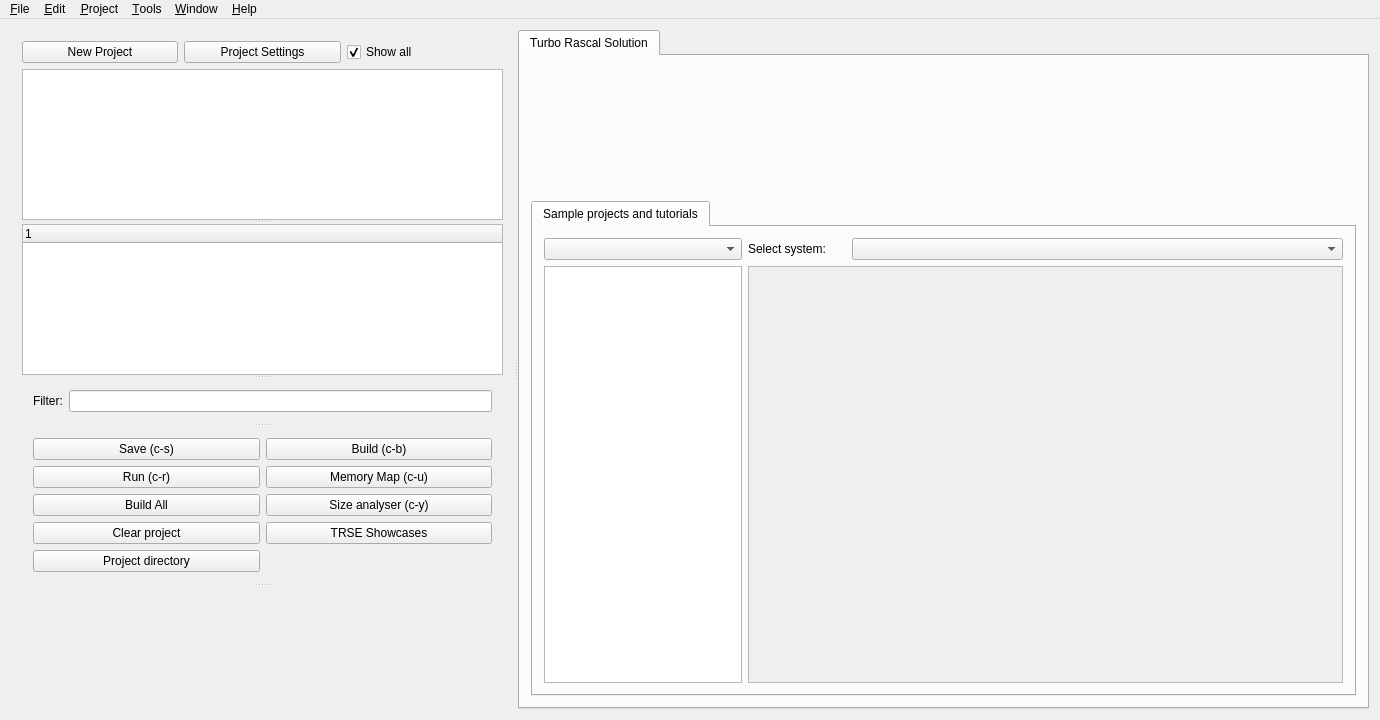
Old version of the form mainwindow.ui in the repository leuat/TRSE.
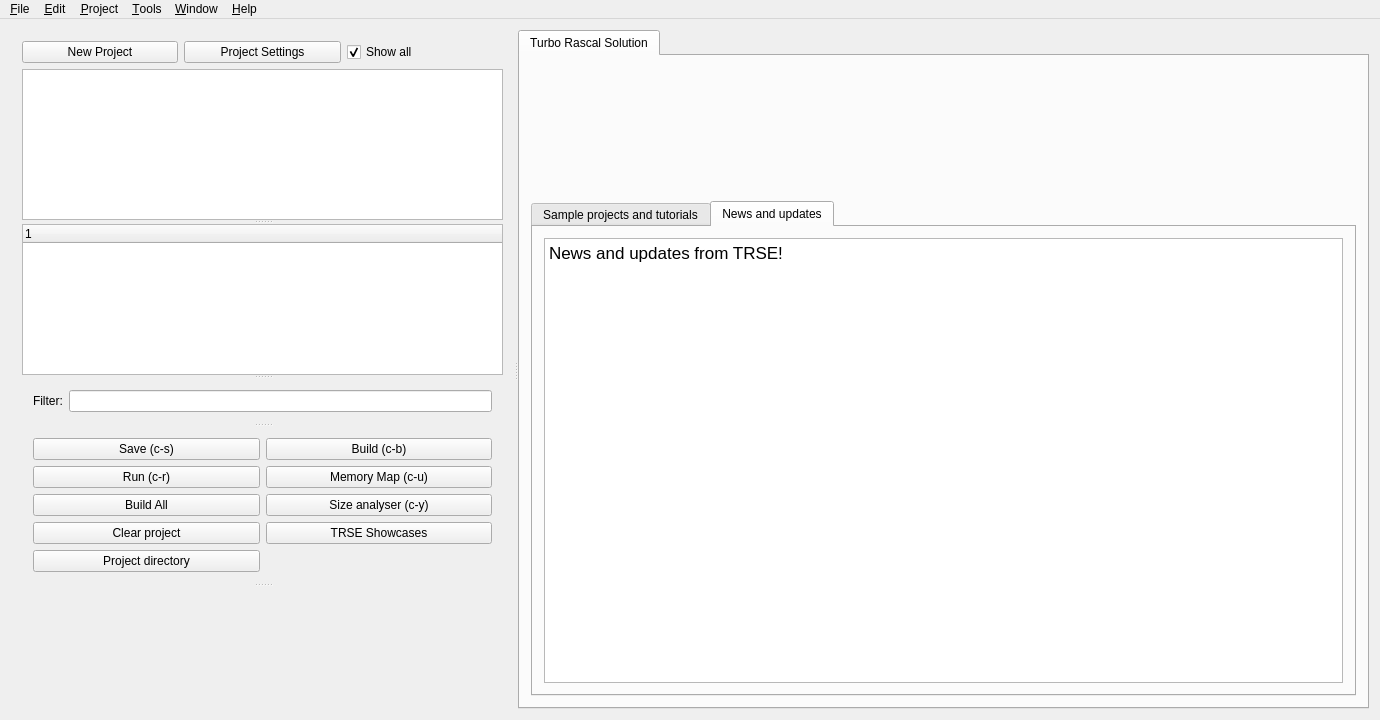
New version of the form. The open tabs and pages were chosen to show the change. Icons and pictures are not drawn. Custom widgets are drawn as their Qt base class.

The edit to the form file:
```diff
--- a/mainwindow.ui
+++ b/mainwindow.ui
@@ -441,6 +441,25 @@
              </item>
             </layout>
            </widget>
+           <widget class="QWidget" name="NewsAndUpdates">
+            <attribute name="title">
+             <string>News and updates</string>
+            </attribute>
+            <layout class="QGridLayout" name="gridLayout_9">
+             <item row="0" column="0">
+              <widget class="QTextBrowser" name="txtNews">
+               <property name="html">
+                <string>&lt;!DOCTYPE HTML PUBLIC &quot;-//W3C//DTD HTML 4.0//EN&quot; &quot;http://www.w3.org/TR/REC-html40/strict.dtd&quot;&gt;
+&lt;html&gt;&lt;head&gt;&lt;meta name=&quot;qrichtext&quot; content=&quot;1&quot; /&gt;&lt;meta charset=&quot;utf-8&quot; /&gt;&lt;style type=&quot;text/css&quot;&gt;
+p, li { white-space: pre-wrap; }
+hr { height: 1px; border-width: 0; }
+&lt;/style&gt;&lt;/head&gt;&lt;body style=&quot; font-family:'.AppleSystemUIFont'; font-size:13pt; font-weight:400; font-style:normal;&quot;&gt;
+&lt;p style=&quot; margin-top:0px; margin-bottom:0px; margin-left:0px; margin-right:0px; -qt-block-indent:0; text-indent:0px;&quot;&gt;News and updates from TRSE!&lt;/p&gt;&lt;/body&gt;&lt;/html&gt;</string>
+               </property>
+              </widget>
+             </item>
+            </layout>
+           </widget>
           </widget>
          </item>
         </layout>
```
Left out of the diff: 6 changed lines with no effect on the pictures.
